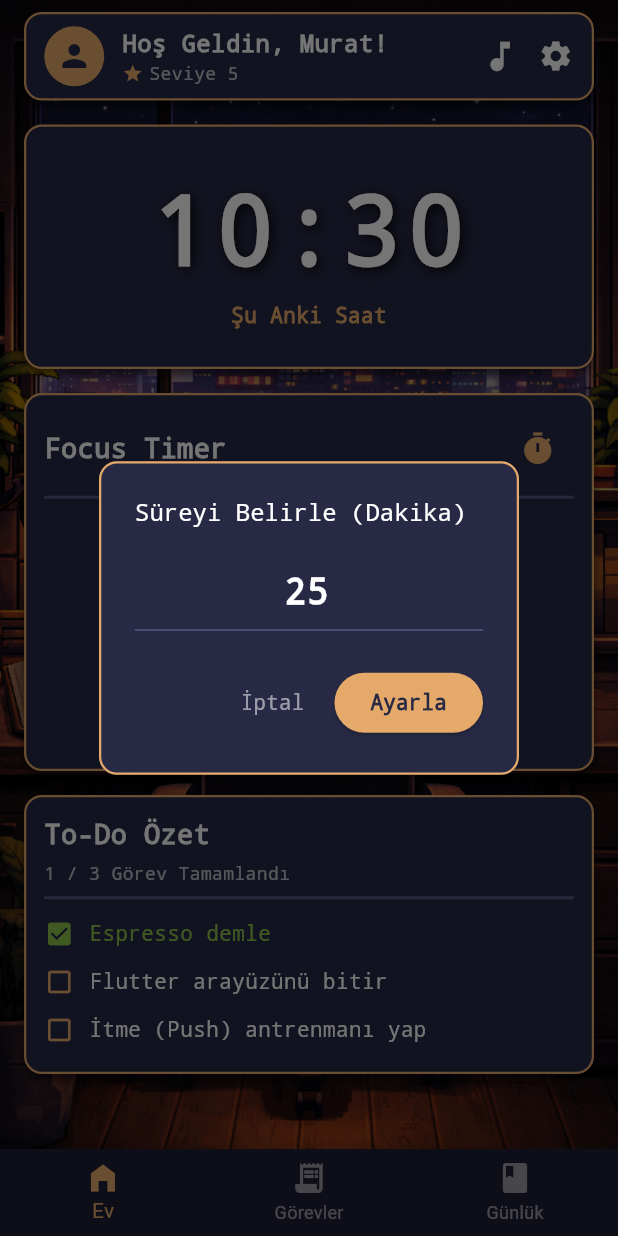
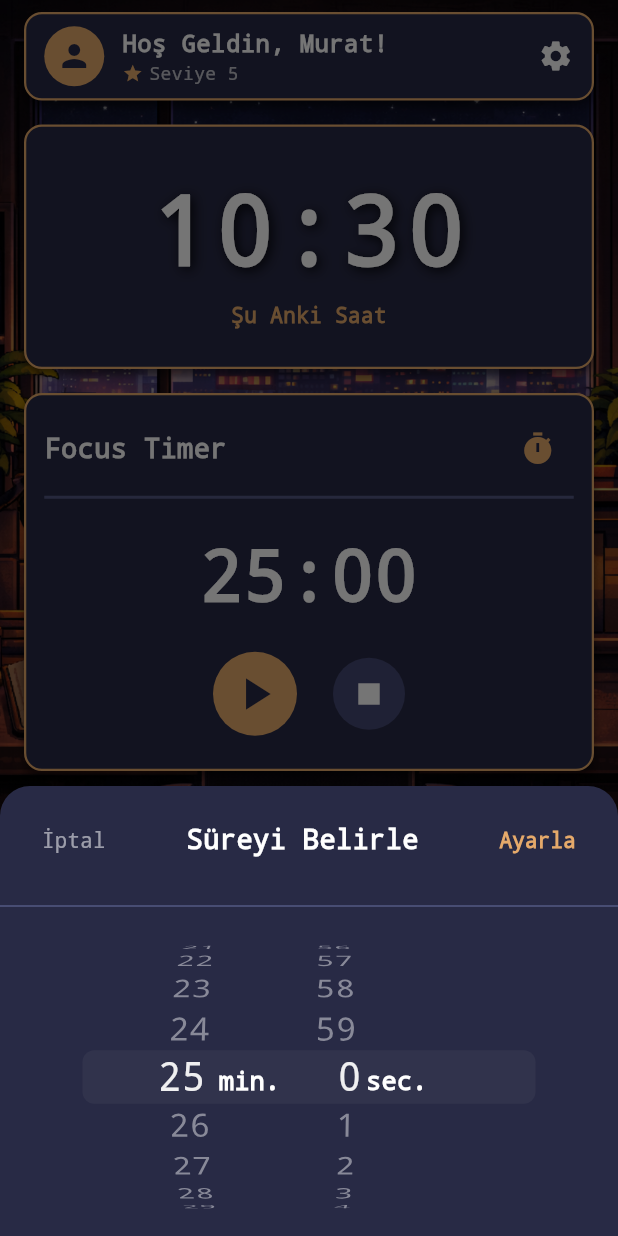
Before and after one commit to muratofobi/Lo-Fi-To-Do-List, a Flutter app: the screen it shows after launch, after a tap on the "timer" icon, on a phone screen of 412 x 824 dp. Run offline on Flutter 3.47's test engine with Material 3 defaults, Android fonts, the phone set to English and light mode, and no system bars; our stand-ins replace flutter_local_notifications, timezone.

Commit message:
BETA_0.1

```diff
--- a/lib/main.dart
+++ b/lib/main.dart
@@ -1,7 +1,16 @@
 import 'package:flutter/material.dart';
 import 'screens/main_wrapper.dart';
+import 'services/notification_service.dart';
 
-void main() {
+void main() async {
+  // Flutter'ın çekirdek bileşenlerini başlatır (Native işlemler öncesi şarttır)
+  WidgetsFlutterBinding.ensureInitialized();
+
+  // Bildirim servisini başlat ve gerekli izinleri iste
+  final notificationService = NotificationService();
+  await notificationService.init();
+  await notificationService.requestPermissions();
+
   runApp(const LoFiToDoApp());
 }
 
--- a/lib/screens/home_view.dart
+++ b/lib/screens/home_view.dart
@@ -1,7 +1,9 @@
 import 'package:flutter/material.dart';
+import 'package:flutter/cupertino.dart';
 import 'dart:async';
 import '../models/task_item.dart';
 import '../widgets/retro_card.dart';
+import '../services/notification_service.dart';
 
 class HomeView extends StatefulWidget {
   final List<TaskItem> tasks;
@@ -20,14 +22,14 @@ class _HomeViewState extends State<HomeView> {
   int _remainingSeconds = 25 * 60;
   bool _isRunning = false;
 
-  bool _isMusicPlaying = true; // Sadece görsel amaçlı tutuyoruz
+  // GLOBAL SES KONTROLÜ (Master Switch)
+  bool _isSoundEnabled = true;
 
   @override
   void initState() {
     super.initState();
     _updateTime();
 
-    // Zamanlayıcı
     _realTimeTimer = Timer.periodic(const Duration(seconds: 1), (timer) {
       _updateTime();
     });
@@ -42,8 +44,14 @@ class _HomeViewState extends State<HomeView> {
   }
 
   void _startTimer() {
+    if (_remainingSeconds <= 0) return; // 0 saniyeye alarm kurulmaz!
+
     if (_countdownTimer != null) _countdownTimer!.cancel();
     setState(() => _isRunning = true);
+
+    if (_isSoundEnabled) {
+      NotificationService().scheduleTimerNotification(_remainingSeconds);
+    }
 
     _countdownTimer = Timer.periodic(const Duration(seconds: 1), (timer) {
       if (_remainingSeconds > 0) {
@@ -58,6 +66,9 @@ class _HomeViewState extends State<HomeView> {
   void _pauseTimer() {
     _countdownTimer?.cancel();
     setState(() => _isRunning = false);
+
+    // Timer durdurulduğunda arka plandaki bildirimi iptal et
+    NotificationService().cancelNotification();
   }
 
   void _resetTimer() {
@@ -66,45 +77,33 @@ class _HomeViewState extends State<HomeView> {
       _isRunning = false;
       _remainingSeconds = _timerDurationInSeconds;
     });
+
+    // Timer sıfırlandığında arka plandaki bildirimi iptal et
+    NotificationService().cancelNotification();
   }
 
   void _showSetTimerDialog() {
-    TextEditingController minController = TextEditingController(
-      text: (_timerDurationInSeconds ~/ 60).toString(),
-    );
+    int tempSeconds = _timerDurationInSeconds;
 
-    showDialog(
+    showModalBottomSheet(
       context: context,
+      backgroundColor: const Color(0xFF282A45),
+      shape: const RoundedRectangleBorder(
+        borderRadius: BorderRadius.vertical(top: Radius.circular(20)),
+      ),
       builder: (context) {
-        return AlertDialog(
-          backgroundColor: const Color(0xFF282A45),
-          shape: RoundedRectangleBorder(
-            borderRadius: BorderRadius.circular(12),
-            side: const BorderSide(color: Color(0xFFE5A96A), width: 1.5),
+        return SizedBox(
+          height: 300,
+          child: Column(
+            children: [
+              Padding(
+                padding: const EdgeInsets.symmetric(
+                  horizontal: 16.0,
+                  vertical: 12.0,
                 ),
-          title: const Text(
-            "Süreyi Belirle (Dakika)",
-            style: TextStyle(color: Colors.white, fontSize: 16),
-          ),
-          content: TextField(
-            controller: minController,
-            keyboardType: TextInputType.number,
-            style: const TextStyle(
-              color: Colors.white,
-              fontSize: 24,
-              fontWeight: FontWeight.bold,
-            ),
-            textAlign: TextAlign.center,
-            decoration: const InputDecoration(
-              enabledBorder: UnderlineInputBorder(
-                borderSide: BorderSide(color: Color(0xFF535882)),
-              ),
-              focusedBorder: UnderlineInputBorder(
-                borderSide: BorderSide(color: Color(0xFFE5A96A)),
-              ),
-            ),
-          ),
-          actions: [
+                child: Row(
+                  mainAxisAlignment: MainAxisAlignment.spaceBetween,
+                  children: [
                     TextButton(
                       onPressed: () => Navigator.pop(context),
                       child: const Text(
@@ -112,27 +111,63 @@ class _HomeViewState extends State<HomeView> {
                         style: TextStyle(color: Colors.white54),
                       ),
                     ),
-            ElevatedButton(
-              style: ElevatedButton.styleFrom(
-                backgroundColor: const Color(0xFFE5A96A),
-                foregroundColor: const Color(0xFF282A45),
+                    const Text(
+                      "Süreyi Belirle",
+                      style: TextStyle(
+                        color: Colors.white,
+                        fontSize: 18,
+                        fontWeight: FontWeight.bold,
+                        fontFamily: 'Courier',
                       ),
+                    ),
+                    TextButton(
                       onPressed: () {
                         setState(() {
-                  int minutes = int.tryParse(minController.text) ?? 25;
-                  _timerDurationInSeconds = minutes * 60;
+                          _timerDurationInSeconds = tempSeconds;
                           _remainingSeconds = _timerDurationInSeconds;
                           _isRunning = false;
                           _countdownTimer?.cancel();
                         });
+                        NotificationService().cancelNotification();
                         Navigator.pop(context);
                       },
                       child: const Text(
                         "Ayarla",
-                style: TextStyle(fontWeight: FontWeight.bold),
+                        style: TextStyle(
+                          color: Color(0xFFE5A96A),
+                          fontWeight: FontWeight.bold,
+                        ),
                       ),
                     ),
                   ],
+                ),
+              ),
+              const Divider(color: Color(0xFF535882), thickness: 1),
+              Expanded(
+                child: CupertinoTheme(
+                  data: const CupertinoThemeData(
+                    textTheme: CupertinoTextThemeData(
+                      pickerTextStyle: TextStyle(
+                        color: Colors.white,
+                        fontSize: 22,
+                        fontFamily: 'Courier',
+                      ),
+                    ),
+                  ),
+                  child: CupertinoTimerPicker(
+                    mode: CupertinoTimerPickerMode
+                        .ms, // Dakika ve Saniye İnce Ayarı
+                    initialTimerDuration: Duration(
+                      seconds: _timerDurationInSeconds,
+                    ),
+                    onTimerDurationChanged: (Duration newDuration) {
+                      tempSeconds = newDuration.inSeconds;
+                    },
+                  ),
+                ),
+              ),
+            ],
+          ),
         );
       },
     );
@@ -145,10 +180,9 @@ class _HomeViewState extends State<HomeView> {
     super.dispose();
   }
 
-  // Sadece arayüzdeki ikonun durumunu değiştirir
-  void _toggleMusic() {
+  void _toggleSound() {
     setState(() {
-      _isMusicPlaying = !_isMusicPlaying;
+      _isSoundEnabled = !_isSoundEnabled;
     });
   }
 
@@ -201,26 +235,15 @@ class _HomeViewState extends State<HomeView> {
                   ],
                 ),
                 const Spacer(),
-                GestureDetector(
-                  onTap: _toggleMusic,
-                  child: Stack(
-                    alignment: Alignment.center,
-                    children: [
-                      const Icon(
-                        Icons.music_note,
-                        color: Colors.white,
-                        size: 26,
+                Visibility(
+                  visible: false,
+                  child: GestureDetector(
+                    onTap: _toggleSound,
+                    child: Icon(
+                      _isSoundEnabled ? Icons.volume_up : Icons.volume_off,
+                      color: _isSoundEnabled ? Colors.white : Colors.redAccent,
+                      size: 28,
                     ),
-                      if (!_isMusicPlaying)
-                        Transform.rotate(
-                          angle: -0.785,
-                          child: Container(
-                            width: 28,
-                            height: 2.5,
-                            color: Colors.redAccent,
-                          ),
-                        ),
-                    ],
                   ),
                 ),
                 const SizedBox(width: 12),
--- /dev/null
+++ b/lib/services/notification_service.dart
@@ -0,0 +1,75 @@
+import 'package:flutter_local_notifications/flutter_local_notifications.dart';
+import 'package:timezone/data/latest_all.dart' as tz;
+import 'package:timezone/timezone.dart' as tz;
+
+class NotificationService {
+  // Singleton pattern (Uygulama boyunca tek bir instance çalışsın)
+  static final NotificationService _instance = NotificationService._internal();
+  factory NotificationService() => _instance;
+  NotificationService._internal();
+
+  final FlutterLocalNotificationsPlugin flutterLocalNotificationsPlugin =
+      FlutterLocalNotificationsPlugin();
+
+  Future<void> init() async {
+    // Zaman dilimi ayarlarını başlat
+    tz.initializeTimeZones();
+
+    // Android için bildirim ikonu (varsayılan flutter ikonu)
+    const AndroidInitializationSettings initializationSettingsAndroid =
+        AndroidInitializationSettings('@mipmap/ic_launcher');
+
+    const InitializationSettings initializationSettings =
+        InitializationSettings(android: initializationSettingsAndroid);
+
+    await flutterLocalNotificationsPlugin.initialize(initializationSettings);
+  }
+
+  // Kullanıcıdan bildirim izni isteme (Uygulama ilk açıldığında çalışacak)
+  Future<void> requestPermissions() async {
+    final AndroidFlutterLocalNotificationsPlugin? androidImplementation =
+        flutterLocalNotificationsPlugin
+            .resolvePlatformSpecificImplementation<
+              AndroidFlutterLocalNotificationsPlugin
+            >();
+
+    await androidImplementation?.requestNotificationsPermission();
+    await androidImplementation?.requestExactAlarmsPermission();
+  }
+
+  // Timer bittiğinde çalacak alarmı kurma
+  Future<void> scheduleTimerNotification(int durationInSeconds) async {
+    const AndroidNotificationDetails androidNotificationDetails =
+        AndroidNotificationDetails(
+          'timer_channel_id',
+          'Focus Timer Alarmları',
+          channelDescription: 'Timer süresi bittiğinde çalan bildirimler',
+          importance: Importance.max,
+          priority: Priority.high,
+          playSound: true,
+          enableVibration: true,
+        );
+
+    const NotificationDetails notificationDetails = NotificationDetails(
+      android: androidNotificationDetails,
+    );
+
+    // Şu anki zamana timer süresini ekleyerek alarmı kur
+    await flutterLocalNotificationsPlugin.zonedSchedule(
+      0, // Bildirim ID'si
+      'Süre Doldu!',
+      'Odaklanma seansın başarıyla tamamlandı.',
+      tz.TZDateTime.now(tz.local).add(Duration(seconds: durationInSeconds)),
+      notificationDetails,
+      androidScheduleMode: AndroidScheduleMode
+          .exactAllowWhileIdle, // Arka planda bile tam zamanında çalışır
+      uiLocalNotificationDateInterpretation:
+          UILocalNotificationDateInterpretation.absoluteTime,
+    );
+  }
+
+  // Timer iptal edilirse veya durdurulursa alarmı silme
+  Future<void> cancelNotification() async {
+    await flutterLocalNotificationsPlugin.cancel(0);
+  }
+}
```
Also changed, not shown: pubspec.yaml (+3 -4 lines), pubspec.lock, 3 other files. Lines whose indentation alone changed are shown as unchanged.
